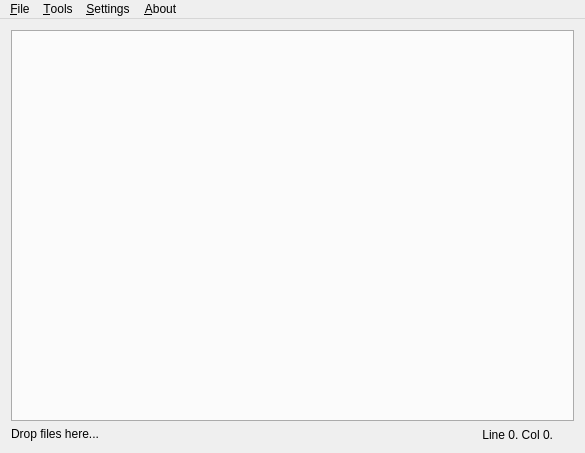
This is mainwindow.ui in GTRONICK/QNote as Qt 5 draws it before an edit. The edited form follows.
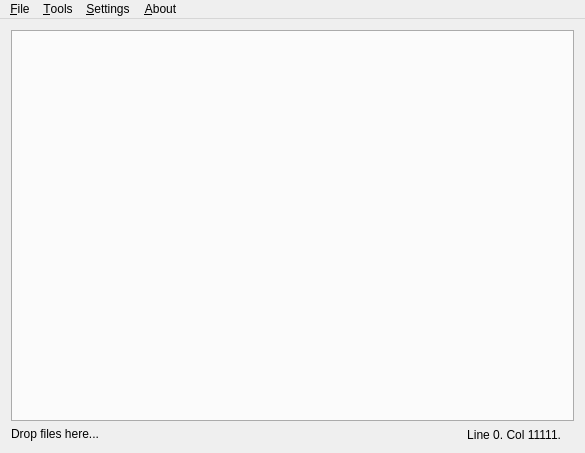
This is the edited form. Icons and pictures are not drawn. Custom widgets are drawn as their Qt base class.

```diff
--- a/mainwindow.ui
+++ b/mainwindow.ui
@@ -55,9 +55,15 @@
        <layout class="QHBoxLayout" name="horizontalLayout">
         <item>
          <widget class="QLabel" name="statusBar">
+          <property name="sizePolicy">
+           <sizepolicy hsizetype="MinimumExpanding" vsizetype="Preferred">
+            <horstretch>0</horstretch>
+            <verstretch>0</verstretch>
+           </sizepolicy>
+          </property>
           <property name="minimumSize">
            <size>
-            <width>0</width>
+            <width>200</width>
             <height>15</height>
            </size>
           </property>
@@ -71,14 +77,20 @@
         </item>
         <item>
          <widget class="QLabel" name="lineNumberLabel">
+          <property name="sizePolicy">
+           <sizepolicy hsizetype="MinimumExpanding" vsizetype="Preferred">
+            <horstretch>0</horstretch>
+            <verstretch>0</verstretch>
+           </sizepolicy>
+          </property>
           <property name="maximumSize">
            <size>
-            <width>100</width>
+            <width>16777215</width>
             <height>16777215</height>
            </size>
           </property>
           <property name="text">
-           <string>Line 0. Col 0.</string>
+           <string>Line 0. Col 11111.</string>
           </property>
           <property name="alignment">
            <set>Qt::AlignRight|Qt::AlignTrailing|Qt::AlignVCenter</set>
```
Left out of the diff: 2 changed lines with no effect on the pictures.
